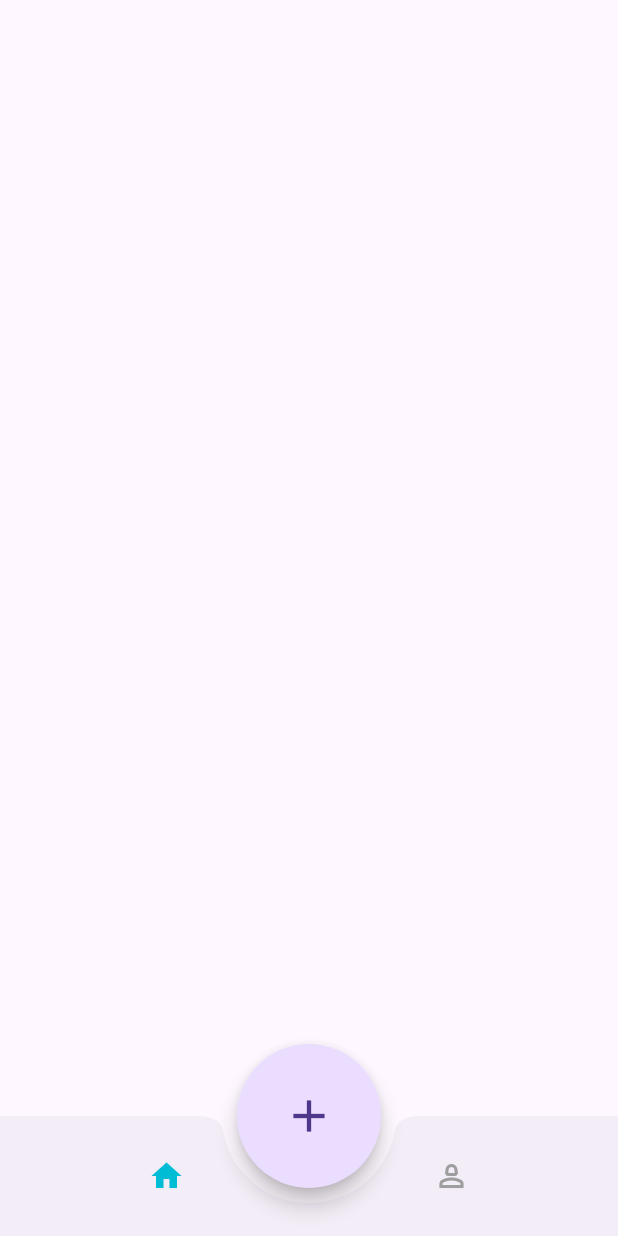
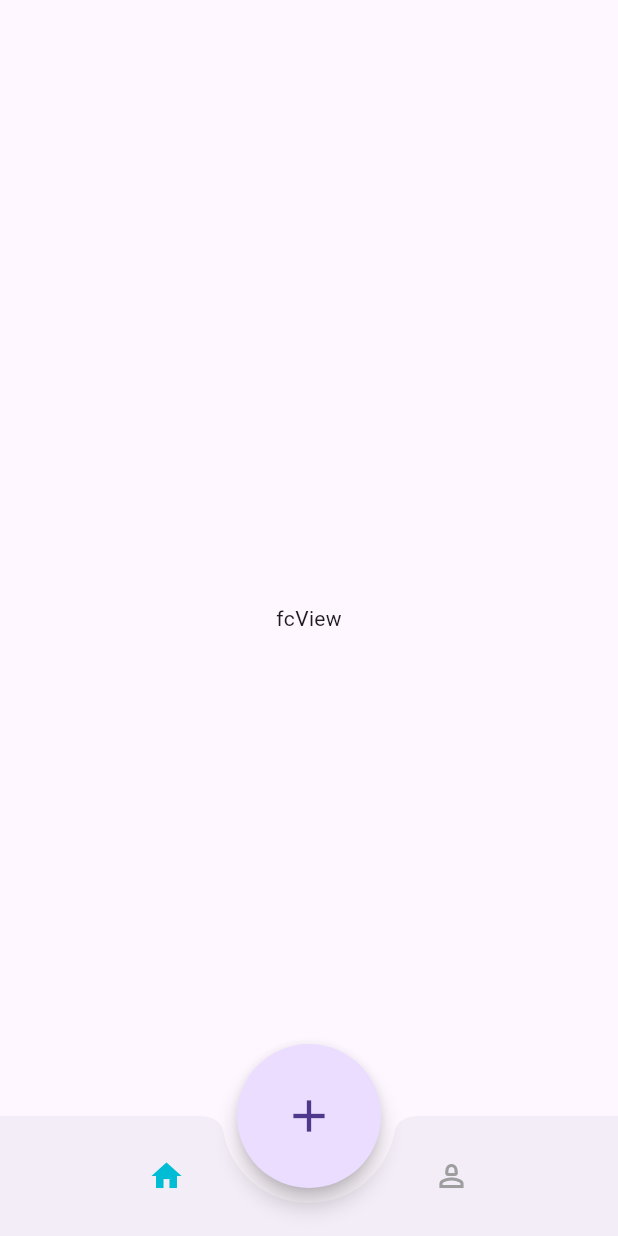
Before and after one commit to louiec612/project_fluttercse10, a Flutter app: the screen it shows after launch, after a tap on the "home" icon, on a phone screen of 412 x 824 dp. Run offline on Flutter 3.47's test engine with Material 3 defaults, Android fonts, the phone set to English and light mode, and no system bars; drawn by our look-alikes of zoom_tap_animation.

Commit message:
26/10/2024

```diff
--- a/lib/main.dart
+++ b/lib/main.dart
@@ -1,5 +1,8 @@
 import 'package:flutter/material.dart';
 import 'package:zoom_tap_animation/zoom_tap_animation.dart';
+import 'view/fcView.dart';
+import 'view/pfView.dart';
+import 'view/afcView.dart';
 
 void main() {
   runApp(const MyApp());
@@ -26,49 +29,83 @@ class HomePage extends StatefulWidget {
 }
 
 class _HomePageState extends State<HomePage> {
-  late int selectedIndex = 1;
 
+  PageController _controller = PageController();
+  int _currentIndex = 0;
+  void _onPageChanged(int index){
+    setState((){
+      _currentIndex = index;
+    });
+  }
+
+  void _onButtonPressed(int index){
+    _controller.jumpToPage(index);
+  }
   @override
   Widget build(BuildContext context) {
+
     return Scaffold(
       extendBody: true,
       floatingActionButton: FloatingActionButton.large(
-        onPressed: () {},
+        onPressed: () {_onButtonPressed(3);},
+
         shape: const CircleBorder(),
         child: const Icon(Icons.add),
       ),
       floatingActionButtonLocation: FloatingActionButtonLocation.centerDocked,
-      bottomNavigationBar: BottomAppBar(
+      bottomNavigationBar: _bottomAppBar(
+        currentIndex: _currentIndex,
+        onButtonPressed: _onButtonPressed,
+      ),
+      body: PageView(
+        controller: _controller,
+        onPageChanged: _onPageChanged,
+        children: const [
+          flashcardView(),
+          profileView(),
+          addFlashcardView(),
+        ],
+
+      ),
+    );
+  }
+}
+
+
+class _bottomAppBar extends StatelessWidget {
+  final int currentIndex;
+  final Function(int) onButtonPressed;
+
+  const _bottomAppBar({
+    Key? key,
+    required this.currentIndex,
+    required this.onButtonPressed,
+  }) : super(key: key);
+
+  @override
+  Widget build(BuildContext context) {
+    return BottomAppBar(
       shape: const CircularNotchedRectangle(),
       notchMargin: 10,
-        child: SizedBox(
       child: Row(
         mainAxisSize: MainAxisSize.max,
         mainAxisAlignment: MainAxisAlignment.spaceAround,
         children: [
           ZoomTapAnimation(
             child: IconButton(
-                    onPressed: () {
-                      setState(() {
-                        selectedIndex = 1;
-                      });
-                    },
+              onPressed: () => onButtonPressed(0), // Navigate to page 0
               icon: const Icon(Icons.home),
-                    color: selectedIndex == 1 ? Colors.cyan : Colors.grey,
+              color: currentIndex == 0 ? Colors.cyan : Colors.grey,
             ),
           ),
           ZoomTapAnimation(
             child: IconButton(
-                      onPressed: () {
-                        setState(() {
-                          selectedIndex = 2;
-                        });
-                      },
+              onPressed: () => onButtonPressed(1), // Navigate to page 1
               icon: const Icon(Icons.person_2_outlined),
-                      color: selectedIndex == 2 ? Colors.cyan : Colors.grey),
-                )
-              ]),
+              color: currentIndex == 1 ? Colors.cyan : Colors.grey,
             ),
+          ),
+        ],
       ),
     );
   }
--- /dev/null
+++ b/lib/view/afcView.dart
@@ -0,0 +1,12 @@
+import 'package:flutter/material.dart';
+//VIEW FOR ADD/CREATE FLASH CARD
+class addFlashcardView extends StatelessWidget {
+  const addFlashcardView({super.key});
+
+  @override
+  Widget build(BuildContext context) {
+    return Container(
+      child: Center(child: Text('afcView'),),
+    );
+  }
+}
--- /dev/null
+++ b/lib/view/fcView.dart
@@ -0,0 +1,12 @@
+import 'package:flutter/material.dart';
+//VIEW FOR FLASHCARD LISTS
+class flashcardView extends StatelessWidget {
+  const flashcardView({super.key});
+
+  @override
+  Widget build(BuildContext context) {
+    return Container(
+      child: Center(child: Text('fcView'),),
+    );
+  }
+}
--- /dev/null
+++ b/lib/view/pfView.dart
@@ -0,0 +1,12 @@
+import 'package:flutter/material.dart';
+//VIEW FOR PROFILE
+class profileView extends StatelessWidget {
+  const profileView({super.key});
+
+  @override
+  Widget build(BuildContext context) {
+    return Container(
+      child: Center(child: Text('pfView'),),
+    );
+  }
+}
```
Also changed, not shown: lib/test.dart (+68 -136 lines). Lines whose indentation alone changed are shown as unchanged.
